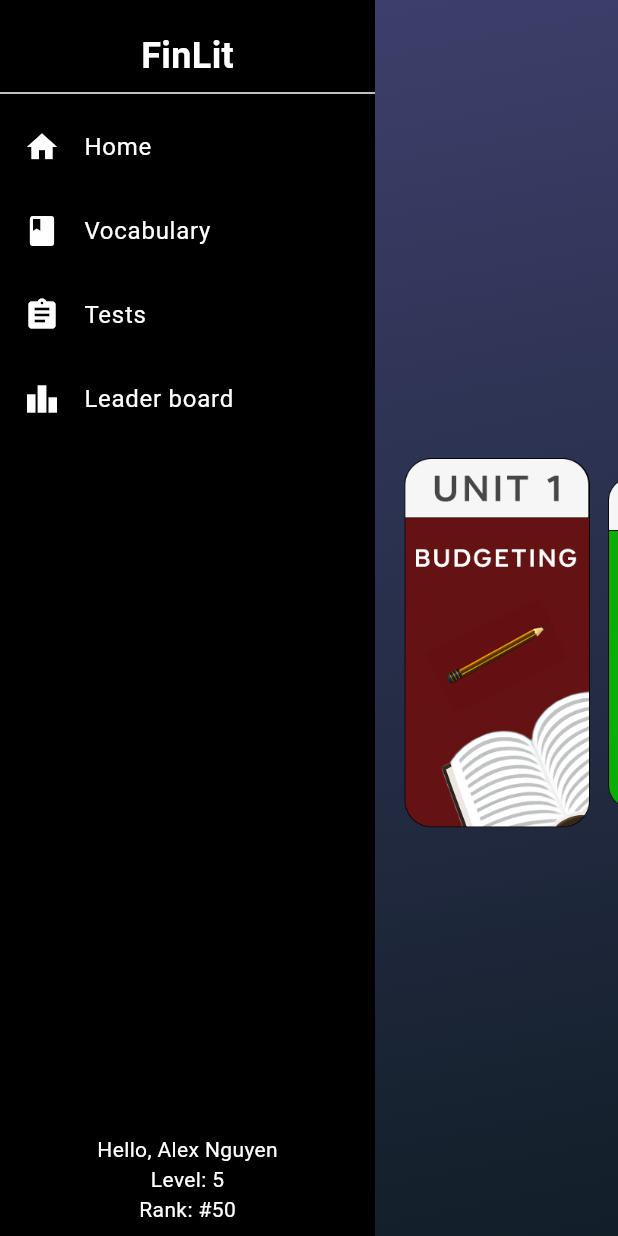
After one commit to crxticals/FinLit-Dev, a Flutter app: the HomeScreen1 screen opened directly, on a phone screen of 412 x 824 dp. The commit adds this screen. Run offline on Flutter 3.47's test engine with Material 3 defaults, Android fonts, the phone set to English and light mode, and no system bars; our stand-ins replace carousel_slider.

Commit message:
Most essential features are dealt with. Most bugs are down + null safety has been added in essential areas. Also have integrated the desktop version but nothing beautiful yet. Also integrated the flash cards and I thought of adding translation/localization but I gave up.

```diff
--- a/lib/pages/class_stuff1.dart
+++ b/lib/pages/class_stuff1.dart
@@ -58,6 +58,7 @@ class NameListScreenState extends State<NameListScreen> {
       });
 
     } catch (e) {
+      // ignore: avoid_print
       print('Error loading names: $e');
     }
   }
--- /dev/null
+++ b/lib/pages/homepage_desktop.dart
@@ -0,0 +1,203 @@
+import 'package:flutter/material.dart';
+import 'package:project_name/pages/class_stuff1.dart';
+import 'dart:convert';
+import 'package:flutter/services.dart';
+
+final List<String> imgAssets = [
+  'assets/Unit1.png',
+  'assets/Unit2.png',
+  'assets/Unit3.png',
+  'assets/Unit4.png',
+  'assets/Unit5.png',
+  'assets/Unit6.png'
+];
+
+class HomeScreen1 extends StatefulWidget {
+  const HomeScreen1({super.key});
+
+  @override
+  State<HomeScreen1> createState() => _HomeScreenState1();
+}
+
+class _HomeScreenState1 extends State<HomeScreen1> {
+  final PageController _pageController = PageController(viewportFraction: 0.8);
+  // ignore: unused_field
+  int _selectedIndex = 0;
+  Map<String, dynamic> userData = {};
+
+  @override
+  void initState() {
+    super.initState();
+    _loadUserData();
+  }
+
+  Future<void> _loadUserData() async {
+    final String response = await rootBundle.loadString('assets/user_data.json');
+    final data = json.decode(response);
+    setState(() {
+      userData = data['user'] ?? {};
+    });
+  }
+
+  @override
+  void dispose() {
+    _pageController.dispose();
+    super.dispose();
+  }
+
+  void _onItemTapped(int index) {
+    setState(() {
+      _selectedIndex = index;
+    });
+  }
+
+  @override
+  Widget build(BuildContext context) {
+    return Scaffold(
+      body: Row(
+        children: [
+          // Permanent Navigation Drawer
+          Container(
+            width: 250,
+            color: Colors.black,
+            child: Column(
+              children: [
+                const SizedBox(height: 20),
+                const Text(
+                  'FinLit',
+                  style: TextStyle(color: Colors.white, fontSize: 24, fontWeight: FontWeight.bold),
+                ),
+                const Divider(color: Colors.white),
+                ListTile(
+                  leading: const Icon(Icons.home, color: Colors.white),
+                  title: const Text('Home', style: TextStyle(color: Colors.white)),
+                  onTap: () => _onItemTapped(0),
+                ),
+                ListTile(
+                  leading: const Icon(Icons.book, color: Colors.white),
+                  title: const Text('Vocabulary', style: TextStyle(color: Colors.white)),
+                  onTap: () => _onItemTapped(1),
+                ),
+                ListTile(
+                  leading: const Icon(Icons.assignment, color: Colors.white),
+                  title: const Text('Tests', style: TextStyle(color: Colors.white)),
+                  onTap: () => _onItemTapped(2),
+                ),
+                ListTile(
+                  leading: const Icon(Icons.leaderboard, color: Colors.white),
+                  title: const Text('Leader board', style: TextStyle(color: Colors.white)),
+                  onTap: () => _onItemTapped(3),
+                ),
+                const Spacer(),
+                // User stats
+                Padding(
+                  padding: const EdgeInsets.all(8.0),
+                  child: Column(
+                    children: [
+                      Text('Hello, ${userData['name'] ?? 'User'}', style: const TextStyle(color: Colors.white)),
+                      Text('Level: ${userData['level'] ?? 'N/A'}', style: const TextStyle(color: Colors.white)),
+                      Text('Rank: #${userData['rank'] ?? 'N/A'}', style: const TextStyle(color: Colors.white)),
+                    ],
+                  ),
+                ),
+              ],
+            ),
+          ),
+          // Main content area
+          Expanded(
+            child: Stack(
+              children: [
+                Container(
+                  decoration: const BoxDecoration(
+                    gradient: LinearGradient(
+                      colors: [
+                        Color(0xFF3D3F6B),
+                        Color(0xFF121E28),
+                      ],
+                      begin: Alignment.topLeft,
+                      end: Alignment.bottomRight,
+                    ),
+                  ),
+                ),
+                Column(
+                  children: [
+                    Container(
+                      color: Colors.transparent,
+                      padding: const EdgeInsets.all(16.0),
+                      alignment: Alignment.center,
+                      child: const Text(
+                        '',
+                        style: TextStyle(
+                          fontSize: 1,
+                          fontWeight: FontWeight.bold,
+                          color: Colors.white,
+                        ),
+                      ),
+                    ),
+                    const SizedBox(height: 1),
+                    Expanded(
+                      child: Center(
+                        child: Container(
+                          width: 400, // Set the width of the carousel
+                          height: 800, // Set the height of the carousel
+                          child: PageView.builder(
+                            controller: _pageController,
+                            itemCount: imgAssets.length,
+                            itemBuilder: (context, index) {
+                              return AnimatedBuilder(
+                                animation: _pageController,
+                                builder: (context, child) {
+                                  double value = 1.0;
+                                  if (_pageController.position.haveDimensions) {
+                                    value = (_pageController.page! - index).abs();
+                                    value = (1 - (value * 0.1)).clamp(0.0, 1.0);
+                                  }
+                                  return Center(
+                                    child: Transform.scale(
+                                      scale: value,
+                                      child: GestureDetector(
+                                        onTap: () {
+                                          Navigator.push(
+                                            context,
+                                            MaterialPageRoute(
+                                              builder: (context) => NameListScreen(
+                                                imageUrl: imgAssets[index],
+                                                index: index,
+                                              ),
+                                            ),
+                                          );
+                                        },
+                                        child: Hero(
+                                          tag: 'image$index',
+                                          child: ClipRRect(
+                                            borderRadius: BorderRadius.circular(10.0),
+                                            child: SizedBox(
+                                              width: double.infinity,
+                                              height: double.infinity,
+                                              child: Image.asset(
+                                                imgAssets[index],
+                                                fit: BoxFit.contain,
+                                              ),
+                                            ),
+                                          ),
+                                        ),
+                                      ),
+                                    ),
+                                  );
+                                },
+                              );
+                            },
+                          ),
+                        ),
+                      ),
+                    ),
+                  ],
+                ),
+              ],
+            ),
+          ),
+        ],
+      ),
+    );
+  }
+}
--- a/pubspec.yaml
+++ b/pubspec.yaml
@@ -30,16 +30,19 @@ environment:
 dependencies:
   flutter:
     sdk: flutter
+  flutter_localizations:
+    sdk: flutter
 
   # The following adds the Cupertino Icons font to your application.
   # Use with the CupertinoIcons class for iOS style icons.
   cupertino_icons: ^1.0.8
   carousel_slider: ^5.0.0
+  auto_localized: ^1.3.3
 
 dev_dependencies:
   flutter_test:
     sdk: flutter
-
+  auto_localized_generator: ^1.3.3
   # The "flutter_lints" package below contains a set of recommended lints to
   # encourage good coding practices. The lint set provided by the package is
   # activated in the `analysis_options.yaml` file located at the root of your
```
Also changed, not shown: assets/Unit1.json (+78 -68 lines), assets/Unit2.json (+57 -0 lines), assets/user_data.json (+17 -2 lines), lib/pages/accounts.dart (+155 -0 lines), lib/pages/class_stuff2.dart (+27 -2 lines), lib/pages/homepage.dart (+12 -11 lines), lib/pages/main.dart (+25 -2 lines), pubspec.lock, 1 other file.
